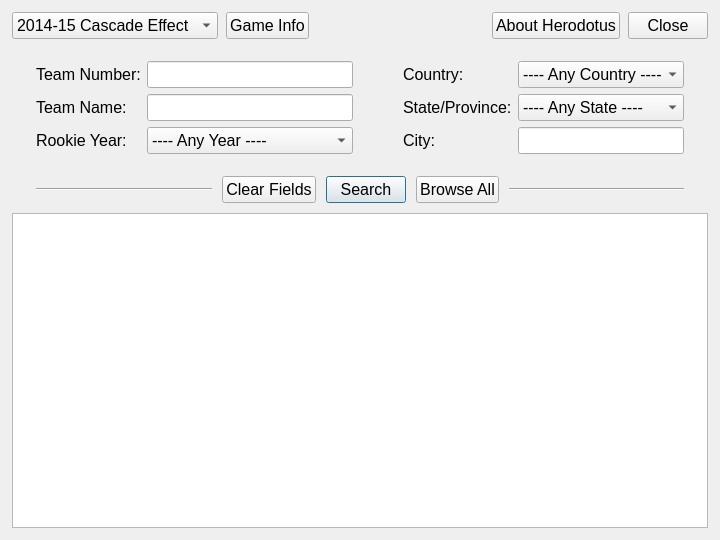
The window that dispwindow.ui (OlyCow/herodotus) describes before a commit, drawn with Qt 5.
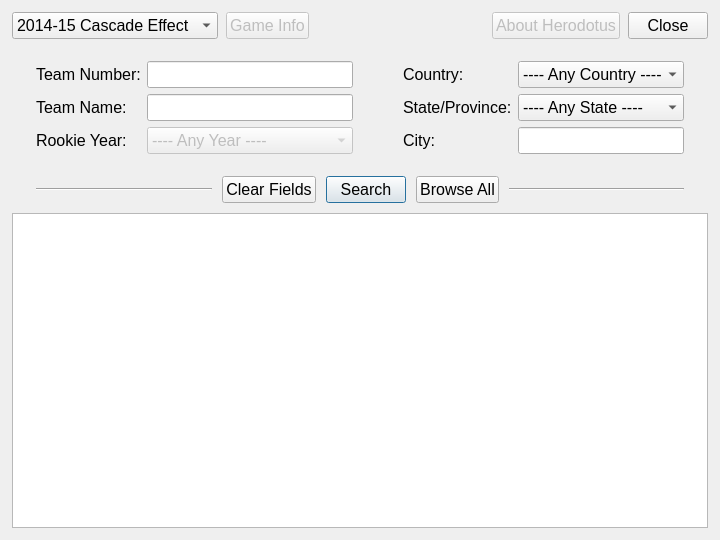
The same window after the commit.

Commit message: Disabled some buttons

What changed in the file:
```diff
--- a/dispwindow.ui
+++ b/dispwindow.ui
@@ -89,6 +89,9 @@
       </item>
       <item>
        <widget class="QPushButton" name="pushButton_game">
+        <property name="enabled">
+         <bool>false</bool>
+        </property>
         <property name="text">
          <string>Game Info</string>
         </property>
@@ -109,6 +112,9 @@
       </item>
       <item>
        <widget class="QPushButton" name="pushButton_about">
+        <property name="enabled">
+         <bool>false</bool>
+        </property>
         <property name="text">
          <string>About Herodotus</string>
         </property>
@@ -582,6 +588,9 @@
       </item>
       <item row="2" column="2">
        <widget class="QComboBox" name="comboBox_rookie">
+        <property name="enabled">
+         <bool>false</bool>
+        </property>
         <property name="sizePolicy">
          <sizepolicy hsizetype="Maximum" vsizetype="Fixed">
           <horstretch>0</horstretch>
```
